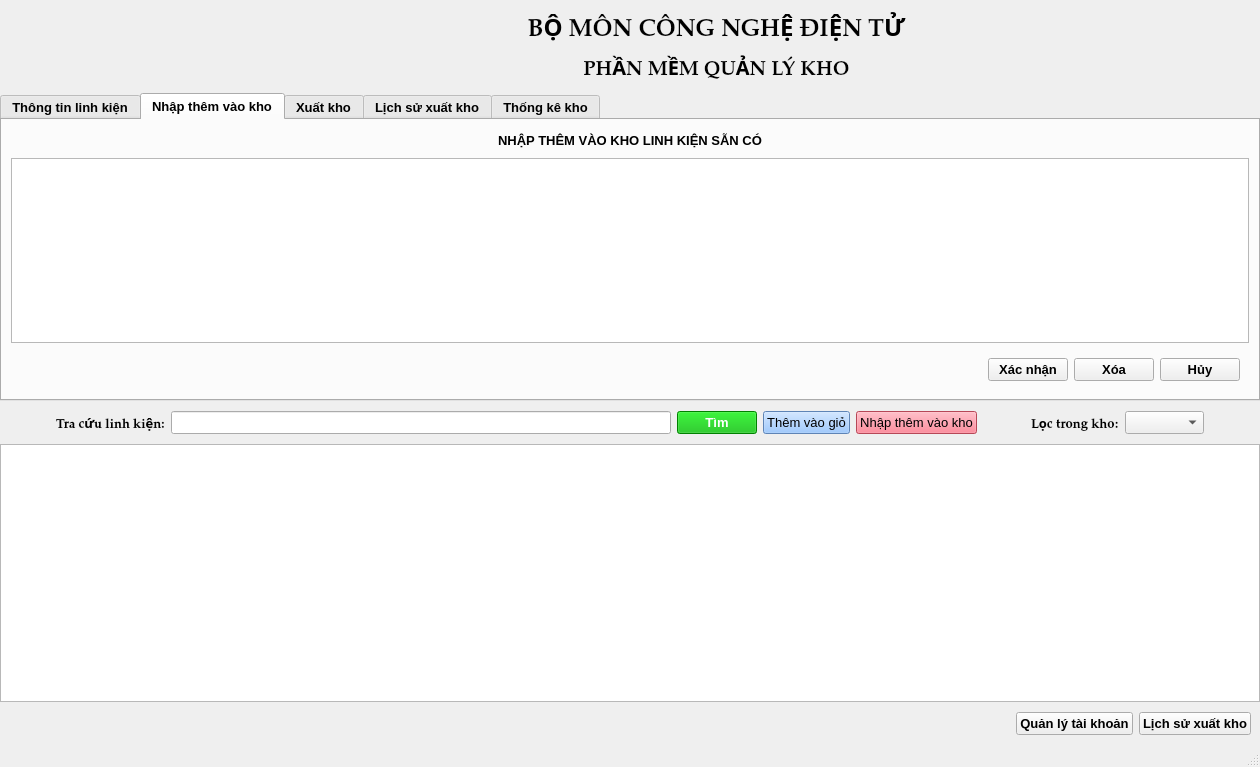
First picture: the form in NhapXuatKho_CNDT/mainwindow.ui, repository ngockhang2017/NhapXuatKho_CNDT, before the edit.
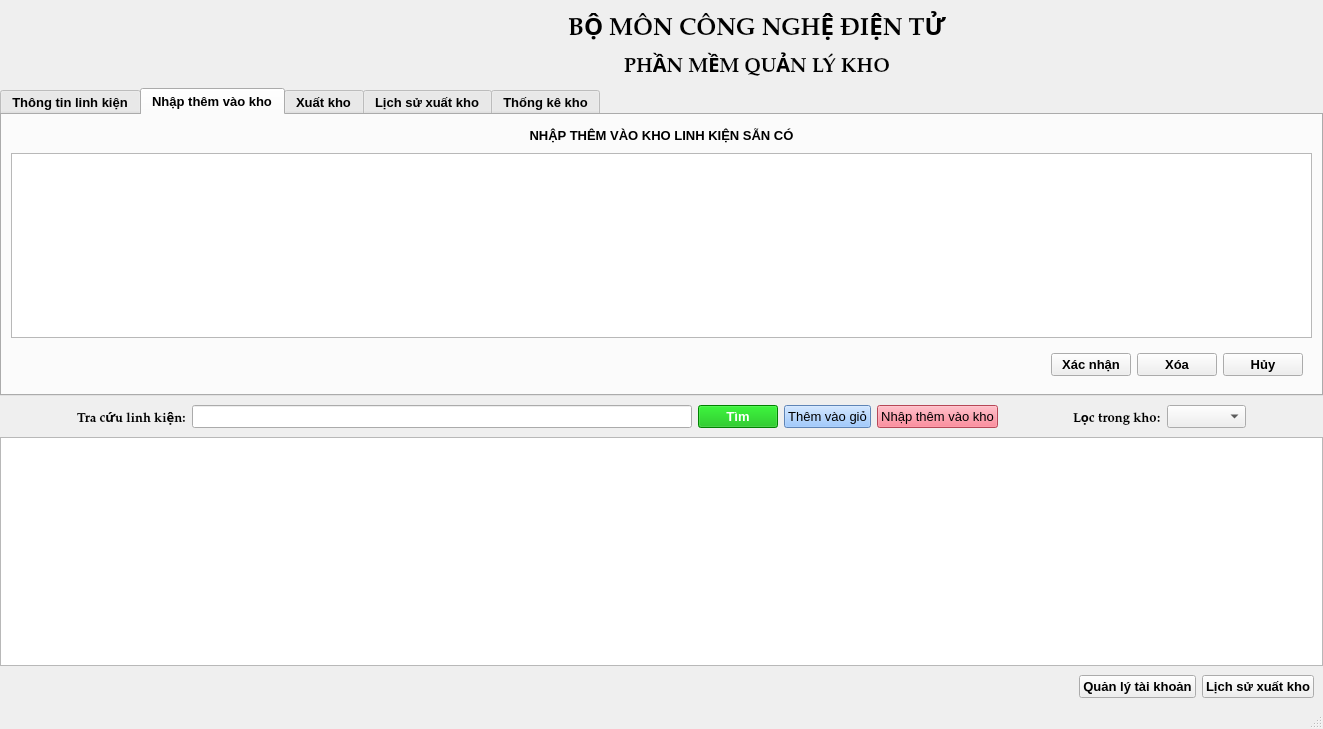
Second picture: the form after the edit. The open tabs and pages were chosen to show the change. Icons and pictures are not drawn.

```diff
--- a/NhapXuatKho_CNDT/mainwindow.ui
+++ b/NhapXuatKho_CNDT/mainwindow.ui
@@ -6,8 +6,8 @@
    <rect>
     <x>0</x>
     <y>0</y>
-    <width>1260</width>
-    <height>767</height>
+    <width>1323</width>
+    <height>729</height>
    </rect>
   </property>
   <property name="windowTitle">
```
Left out of the diff: 4 changed lines with no effect on the pictures.
